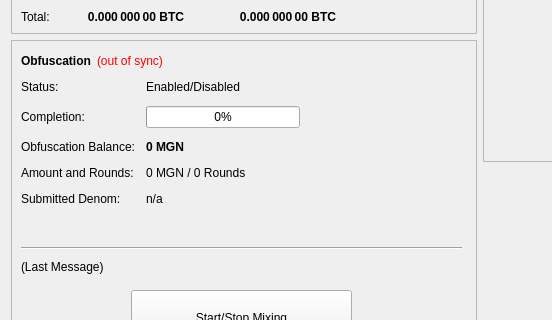
stefanpabstme/KackCoin, file src/qt/forms/overviewpage.ui: the form before one commit; both pictures show x 0 to 552 and y 182 to 502 of the 960 by 615 pixel window.
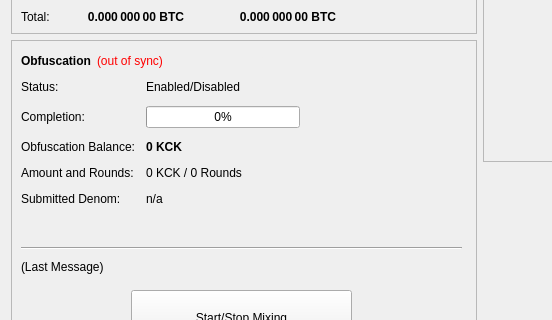
The form after the commit.

```diff
--- a/src/qt/forms/overviewpage.ui
+++ b/src/qt/forms/overviewpage.ui
@@ -474,7 +474,7 @@
               </font>
              </property>
              <property name="text">
-              <string notr="true">0 MGN</string>
+              <string notr="true">0 KCK</string>
              </property>
             </widget>
            </item>
@@ -488,7 +488,7 @@
            <item row="3" column="1">
             <widget class="QLabel" name="labelAmountRounds">
              <property name="text">
-              <string>0 MGN / 0 Rounds</string>
+              <string>0 KCK / 0 Rounds</string>
              </property>
             </widget>
            </item>
```
Left out of the diff: 6 changed lines with no effect on the pictures.
